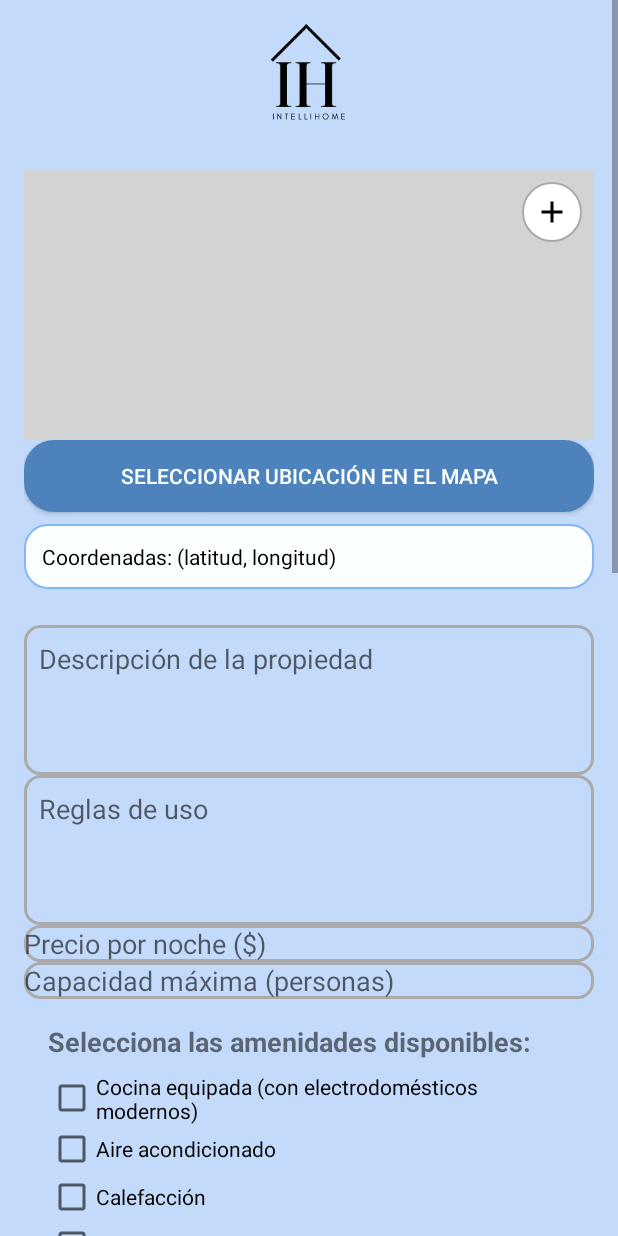
After one commit to yaritzaelena/IntelliHome, an Android app: the layout activity_add_house.xml on its own in the app's theme, with its tools: preview values and no code run, on a phone screen of 412 x 824 dp. The commit adds this screen. Run offline under Robolectric (Android 15) with nearby library versions, the phone set to English and light mode, and no system bars.

Commit message:
Registro casa - NO TERMINADO AUN

```diff
--- /dev/null
+++ b/MiPrimerAplicacion/app/src/main/java/com/example/miprimeraplicacion/AddHouseActivity.java
@@ -0,0 +1,135 @@
+package com.example.miprimeraplicacion;
+
+import android.Manifest;
+import android.app.Activity;
+import android.content.Intent;
+import android.content.pm.PackageManager;
+import android.graphics.Bitmap;
+import android.net.Uri;
+import android.os.Bundle;
+import android.provider.MediaStore;
+import android.util.Base64;
+import android.util.Log;
+import android.view.View;
+import android.widget.Button;
+import android.widget.CheckBox;
+import android.widget.EditText;
+import android.widget.ImageButton;
+import android.widget.ImageView;
+import android.widget.TextView;
+import android.widget.Toast;
+import androidx.activity.result.ActivityResultLauncher;
+import androidx.activity.result.contract.ActivityResultContracts;
+import androidx.annotation.Nullable;
+import androidx.appcompat.app.AppCompatActivity;
+import androidx.core.content.ContextCompat;
+import com.bumptech.glide.Glide;
+import java.io.ByteArrayOutputStream;
+import java.io.IOException;
+
+public class AddHouseActivity extends AppCompatActivity {
+
+    private ImageView imagePreview;
+    private ImageButton buttonAddPhoto;
+    private Button buttonOpenMap, buttonRegister;
+    private TextView textViewCoordinates;
+    private Bitmap housePhotoBitmap;
+
+    @Override
+    protected void onCreate(Bundle savedInstanceState) {
+        super.onCreate(savedInstanceState);
+        setContentView(R.layout.activity_add_house);
+
+        // Inicializar elementos
+
+        buttonAddPhoto = findViewById(R.id.buttonAddPhoto);
+        buttonOpenMap = findViewById(R.id.buttonOpenMap);
+        buttonRegister = findViewById(R.id.buttonRegister);
+        textViewCoordinates = findViewById(R.id.textViewCoordinates);
+
+        // Botón para seleccionar imagen
+        buttonAddPhoto.setOnClickListener(v -> showPhotoOptions());
+
+        // Botón para seleccionar ubicación en el mapa
+        buttonOpenMap.setOnClickListener(v -> {
+            Intent mapIntent = new Intent(AddHouseActivity.this, MapActivity.class);
+            startActivityForResult(mapIntent, 1);
+        });
+
+        // Botón para registrar la casa
+        buttonRegister.setOnClickListener(v -> registerHouse());
+    }
+
+    @Override
+    protected void onActivityResult(int requestCode, int resultCode, @Nullable Intent data) {
+        super.onActivityResult(requestCode, resultCode, data);
+        if (requestCode == 1 && resultCode == RESULT_OK) {
+            double latitude = data.getDoubleExtra("latitude", 0);
+            double longitude = data.getDoubleExtra("longitude", 0);
+            textViewCoordinates.setText("Coordenadas: " + latitude + ", " + longitude);
+        }
+    }
+
+    private void showPhotoOptions() {
+        Intent galleryIntent = new Intent(Intent.ACTION_PICK, MediaStore.Images.Media.EXTERNAL_CONTENT_URI);
+        galleryLauncher.launch(galleryIntent);
+    }
+
+    private final ActivityResultLauncher<Intent> galleryLauncher = registerForActivityResult(
+            new ActivityResultContracts.StartActivityForResult(),
+            result -> {
+                if (result.getResultCode() == Activity.RESULT_OK && result.getData() != null) {
+                    Uri selectedImage = result.getData().getData();
+                    Glide.with(this).load(selectedImage).into(imagePreview);
+                    try {
+                        housePhotoBitmap = MediaStore.Images.Media.getBitmap(this.getContentResolver(), selectedImage);
+                    } catch (IOException e) {
+                        e.printStackTrace();
+                    }
+                }
+            }
+    );
+
+    private void registerHouse() {
+        EditText editTextDescription = findViewById(R.id.editTextDescription);
+        EditText editTextRules = findViewById(R.id.editTextRules);
+        EditText editTextPrice = findViewById(R.id.editTextPrice);
+        EditText editTextCapacity = findViewById(R.id.editTextCapacity);
+
+        String description = editTextDescription.getText().toString().trim();
+        String rules = editTextRules.getText().toString().trim();
+        String price = editTextPrice.getText().toString().trim();
+        String capacity = editTextCapacity.getText().toString().trim();
+        String location = textViewCoordinates.getText().toString().trim();
+        String housePhotoBase64 = housePhotoBitmap != null ? encodeToBase64(housePhotoBitmap) : "";
+
+        if (description.isEmpty() || rules.isEmpty() || price.isEmpty() || capacity.isEmpty() || location.isEmpty()) {
+            Toast.makeText(this, "Por favor, completa todos los campos.", Toast.LENGTH_SHORT).show();
+            return;
+        }
+
+        // Enviar los datos de la casa al servidor
+        MainActivity.sendHouseData(description, rules, price, capacity, location, housePhotoBase64,
+                new MainActivity.RegisterResponseCallback() {
+                    @Override
+                    public void onSuccess(String response) {
+                        runOnUiThread(() -> {
+                            Toast.makeText(AddHouseActivity.this, "Casa registrada exitosamente", Toast.LENGTH_SHORT).show();
+                            finish();
+                        });
+                    }
+
+                    @Override
+                    public void onError(String error) {
+                        runOnUiThread(() -> Toast.makeText(AddHouseActivity.this, "Error: " + error, Toast.LENGTH_SHORT).show());
+                    }
+                });
+    }
+
+    private String encodeToBase64(Bitmap image) {
+        ByteArrayOutputStream byteArrayOutputStream = new ByteArrayOutputStream();
+        image.compress(Bitmap.CompressFormat.PNG, 50, byteArrayOutputStream);
+        byte[] byteArray = byteArrayOutputStream.toByteArray();
+        return Base64.encodeToString(byteArray, Base64.DEFAULT);
+    }
+}
--- a/MiPrimerAplicacion/app/src/main/java/com/example/miprimeraplicacion/MainActivity.java
+++ b/MiPrimerAplicacion/app/src/main/java/com/example/miprimeraplicacion/MainActivity.java
@@ -189,7 +189,53 @@ public class MainActivity extends AppCompatActivity {
             }
         }).start();
     }
+    public static void sendHouseData(String description, String rules, String price, String capacity, String location, String housePhotoBase64, RegisterResponseCallback callback) {
+        new Thread(() -> {
+            try {
+                if (socket == null || socket.isClosed()) {
+                    callback.onError("Socket no inicializado o cerrado.");
+                    return;
+                }
 
+                // Construir el JSON con los datos de la casa
+                JSONObject json = new JSONObject();
+                json.put("action", "addHouse");
+                json.put("description", description);
+                json.put("rules", rules);
+                json.put("price", price);
+                json.put("capacity", capacity);
+                json.put("location", location);
+                json.put("housePhotoBase64", housePhotoBase64);
+
+                String houseDataMessage = json.toString();
+                out.println(houseDataMessage);
+                out.flush();
+                System.out.println("LOG: Datos de la casa enviados: " + houseDataMessage);
+
+                // Recibir la respuesta del servidor
+                BufferedReader reader = new BufferedReader(new InputStreamReader(socket.getInputStream()));
+                String response = reader.readLine();
+
+                if (response != null) {
+                    System.out.println("LOG: Respuesta recibida: " + response);
+
+                    JSONObject jsonResponse = new JSONObject(response);
+                    boolean status = jsonResponse.optBoolean("status", false);
+                    String message = jsonResponse.optString("message", "Sin mensaje");
+
+                    if (status) {
+                        callback.onSuccess(message);
+                    } else {
+                        callback.onError(message);
+                    }
+                } else {
+                    callback.onError("No se recibió respuesta del servidor.");
+                }
+            } catch (Exception e) {
+                callback.onError("Error: " + e.getMessage());
+            }
+        }).start();
+    }
 
 
     public interface LoginResponseCallback {
--- /dev/null
+++ b/MiPrimerAplicacion/app/src/main/res/drawable/border_rectangle.xml
@@ -0,0 +1,6 @@
+<?xml version="1.0" encoding="utf-8"?>
+<shape xmlns:android="http://schemas.android.com/apk/res/android" android:shape="rectangle">
+    <solid android:color="@android:color/transparent"/>
+    <stroke android:width="2dp" android:color="@android:color/darker_gray"/>
+    <corners android:radius="10dp"/>
+</shape>
--- /dev/null
+++ b/MiPrimerAplicacion/app/src/main/res/drawable/circle_button.xml
@@ -0,0 +1,5 @@
+<?xml version="1.0" encoding="utf-8"?>
+<shape xmlns:android="http://schemas.android.com/apk/res/android" android:shape="oval">
+    <solid android:color="@android:color/white"/>
+    <stroke android:width="1dp" android:color="@android:color/darker_gray"/>
+</shape>
--- /dev/null
+++ b/MiPrimerAplicacion/app/src/main/res/drawable/ic_add.xml
@@ -0,0 +1,10 @@
+<?xml version="1.0" encoding="utf-8"?>
+<vector xmlns:android="http://schemas.android.com/apk/res/android"
+    android:width="24dp"
+    android:height="24dp"
+    android:viewportWidth="24"
+    android:viewportHeight="24">
+    <path
+        android:fillColor="#000000"
+        android:pathData="M19,13h-6v6h-2v-6H5v-2h6V5h2v6h6v2z"/>
+</vector>
--- /dev/null
+++ b/MiPrimerAplicacion/app/src/main/res/layout/activity_add_house.xml
@@ -0,0 +1,296 @@
+<?xml version="1.0" encoding="utf-8"?>
+<ScrollView xmlns:android="http://schemas.android.com/apk/res/android"
+    android:layout_width="match_parent"
+    android:layout_height="match_parent"
+    android:background="@color/background_color">
+
+    <LinearLayout
+        android:layout_width="match_parent"
+        android:layout_height="wrap_content"
+        android:orientation="vertical"
+        android:padding="16dp">
+
+        <!-- Logo -->
+        <ImageView
+            android:layout_width="132dp"
+            android:layout_height="81dp"
+            android:layout_gravity="center"
+            android:contentDescription="Logo"
+            android:src="@mipmap/logotrans" />
+
+        <!-- Imagen destacada con botón (+) para añadir fotos -->
+        <RelativeLayout
+            android:layout_width="match_parent"
+            android:layout_height="180dp"
+            android:layout_marginTop="16dp">
+
+            <View
+                android:layout_width="match_parent"
+                android:layout_height="match_parent"
+                android:background="@color/light_gray" />
+
+            <androidx.viewpager2.widget.ViewPager2
+                android:id="@+id/viewPagerImages"
+                android:layout_width="match_parent"
+                android:layout_height="match_parent"
+                android:clipChildren="false"
+                android:clipToPadding="false"
+                android:padding="10dp" />
+
+            <ImageButton
+                android:id="@+id/buttonAddPhoto"
+                android:layout_width="40dp"
+                android:layout_height="40dp"
+                android:layout_alignParentEnd="true"
+                android:layout_margin="8dp"
+                android:background="@drawable/circle_button"
+                android:src="@drawable/ic_add"
+                android:contentDescription="Agregar Foto"/>
+        </RelativeLayout>
+
+        <!-- Ubicación -->
+        <LinearLayout
+            android:layout_width="match_parent"
+            android:layout_height="wrap_content"
+            android:layout_marginBottom="16dp"
+            android:orientation="vertical">
+
+            <!-- Botón para abrir el mapa -->
+            <Button
+                android:id="@+id/buttonOpenMap"
+                android:layout_width="match_parent"
+                android:layout_height="wrap_content"
+                android:layout_marginBottom="8dp"
+                android:background="@drawable/rounded_button"
+                android:text="Seleccionar ubicación en el mapa"
+                android:textColor="@color/white" />
+
+            <!-- Texto para mostrar la dirección o coordenadas -->
+            <TextView
+                android:id="@+id/textViewCoordinates"
+                android:layout_width="match_parent"
+                android:layout_height="wrap_content"
+                android:layout_marginBottom="8dp"
+                android:background="@drawable/rounded_edittext"
+                android:padding="12dp"
+                android:text="Coordenadas: (latitud, longitud)"
+                android:textColor="@color/text_color" />
+        </LinearLayout>
+
+
+        <!-- Características -->
+        <EditText
+            android:id="@+id/editTextDescription"
+            android:layout_width="match_parent"
+            android:layout_height="100dp"
+            android:hint="Descripción de la propiedad"
+            android:gravity="top"
+            android:background="@drawable/border_rectangle"
+            android:padding="10dp"/>
+
+        <!-- Reglas de uso -->
+        <EditText
+            android:id="@+id/editTextRules"
+            android:layout_width="match_parent"
+            android:layout_height="100dp"
+            android:hint="Reglas de uso"
+            android:gravity="top"
+            android:background="@drawable/border_rectangle"
+            android:padding="10dp"/>
+
+        <!-- Precio por noche -->
+        <EditText
+            android:id="@+id/editTextPrice"
+            android:layout_width="match_parent"
+            android:layout_height="wrap_content"
+            android:hint="Precio por noche ($)"
+            android:inputType="numberDecimal"
+            android:background="@drawable/border_rectangle"/>
+
+        <!-- Capacidad -->
+        <EditText
+            android:id="@+id/editTextCapacity"
+            android:layout_width="match_parent"
+            android:layout_height="wrap_content"
+            android:hint="Capacidad máxima (personas)"
+            android:inputType="number"
+            android:background="@drawable/border_rectangle"/>
+
+        <LinearLayout
+            android:id="@+id/amenitiesSection"
+            android:layout_width="match_parent"
+            android:layout_height="wrap_content"
+            android:orientation="vertical"
+            android:padding="16dp">
+
+            <TextView
+                android:layout_width="wrap_content"
+                android:layout_height="wrap_content"
+                android:text="Selecciona las amenidades disponibles:"
+                android:textSize="18sp"
+                android:textStyle="bold"
+                android:paddingBottom="8dp" />
+
+            <CheckBox android:id="@+id/check_cocina"
+                android:layout_width="wrap_content"
+                android:layout_height="wrap_content"
+                android:text="Cocina equipada (con electrodomésticos modernos)" />
+
+            <CheckBox android:id="@+id/check_aire"
+                android:layout_width="wrap_content"
+                android:layout_height="wrap_content"
+                android:text="Aire acondicionado" />
+
+            <CheckBox android:id="@+id/check_calefaccion"
+                android:layout_width="wrap_content"
+                android:layout_height="wrap_content"
+                android:text="Calefacción" />
+
+            <CheckBox android:id="@+id/check_wifi"
+                android:layout_width="wrap_content"
+                android:layout_height="wrap_content"
+                android:text="Wi-Fi gratuito" />
+
+            <CheckBox android:id="@+id/check_tv"
+                android:layout_width="wrap_content"
+                android:layout_height="wrap_content"
+                android:text="Televisión por cable o satélite" />
+
+            <CheckBox android:id="@+id/check_lavadora"
+                android:layout_width="wrap_content"
+                android:layout_height="wrap_content"
+                android:text="Lavadora y secadora" />
+
+            <CheckBox android:id="@+id/check_piscina"
+                android:layout_width="wrap_content"
+                android:layout_height="wrap_content"
+                android:text="Piscina" />
+
+            <CheckBox android:id="@+id/check_jardin"
+                android:layout_width="wrap_content"
+                android:layout_height="wrap_content"
+                android:text="Jardín o patio" />
+
+            <CheckBox android:id="@+id/check_barbacoa"
+                android:layout_width="wrap_content"
+                android:layout_height="wrap_content"
+                android:text="Barbacoa o parrilla" />
+
+            <CheckBox android:id="@+id/check_terraza"
+                android:layout_width="wrap_content"
+                android:layout_height="wrap_content"
+                android:text="Terraza o balcón" />
+
+            <CheckBox android:id="@+id/check_gimnasio"
+                android:layout_width="wrap_content"
+                android:layout_height="wrap_content"
+                android:text="Gimnasio en casa" />
+
+            <CheckBox android:id="@+id/check_garaje"
+                android:layout_width="wrap_content"
+                android:layout_height="wrap_content"
+                android:text="Garaje o espacio de estacionamiento" />
+
+            <CheckBox android:id="@+id/check_seguridad"
+                android:layout_width="wrap_content"
+                android:layout_height="wrap_content"
+                android:text="Sistema de seguridad" />
+
+            <CheckBox android:id="@+id/check_habitaciones_bano"
+                android:layout_width="wrap_content"
+                android:layout_height="wrap_content"
+                android:text="Habitaciones con baño en suite" />
+
+            <CheckBox android:id="@+id/check_muebles_exterior"
+                android:layout_width="wrap_content"
+                android:layout_height="wrap_content"
+                android:text="Muebles de exterior" />
+
+            <CheckBox android:id="@+id/check_microondas"
+                android:layout_width="wrap_content"
+                android:layout_height="wrap_content"
+                android:text="Microondas" />
+
+            <CheckBox android:id="@+id/check_lavavajillas"
+                android:layout_width="wrap_content"
+                android:layout_height="wrap_content"
+                android:text="Lavavajillas" />
+
+            <CheckBox android:id="@+id/check_cafetera"
+                android:layout_width="wrap_content"
+                android:layout_height="wrap_content"
+                android:text="Cafetera" />
+
+            <CheckBox android:id="@+id/check_ropa_cama"
+                android:layout_width="wrap_content"
+                android:layout_height="wrap_content"
+                android:text="Ropa de cama y toallas incluidas" />
+
+            <CheckBox android:id="@+id/check_acceso_areas"
+                android:layout_width="wrap_content"
+                android:layout_height="wrap_content"
+                android:text="Acceso a áreas comunes (piscina, gimnasio)" />
+
+            <CheckBox android:id="@+id/check_camas_extra"
+                android:layout_width="wrap_content"
+                android:layout_height="wrap_content"
+                android:text="Camas adicionales o sofá cama" />
+
+            <CheckBox android:id="@+id/check_servicio_limpieza"
+                android:layout_width="wrap_content"
+                android:layout_height="wrap_content"
+                android:text="Servicios de limpieza opcionales" />
+
+            <CheckBox android:id="@+id/check_transporte_publico"
+                android:layout_width="wrap_content"
+                android:layout_height="wrap_content"
+                android:text="Acceso a transporte público cercano" />
+
+            <CheckBox android:id="@+id/check_mascotas"
+                android:layout_width="wrap_content"
+                android:layout_height="wrap_content"
+                android:text="Mascotas permitidas" />
+
+            <CheckBox android:id="@+id/check_tiendas"
+                android:layout_width="wrap_content"
+                android:layout_height="wrap_content"
+                android:text="Cercanía a tiendas y restaurantes" />
+
+            <CheckBox android:id="@+id/check_suelo_radiantes"
+                android:layout_width="wrap_content"
+                android:layout_height="wrap_content"
+                android:text="Sistema de calefacción por suelo radiante" />
+
+            <CheckBox android:id="@+id/check_escritorio"
+                android:layout_width="wrap_content"
+                android:layout_height="wrap_content"
+                android:text="Escritorio o área de trabajo" />
+
+            <CheckBox android:id="@+id/check_entretenimiento"
+                android:layout_width="wrap_content"
+                android:layout_height="wrap_content"
+                android:text="Sistemas de entretenimiento (videojuegos, equipo de música)" />
+
+            <CheckBox android:id="@+id/check_chimenea"
+                android:layout_width="wrap_content"
+                android:layout_height="wrap_content"
+                android:text="Chimenea" />
+
+            <CheckBox android:id="@+id/check_internet"
+                android:layout_width="wrap_content"
+                android:layout_height="wrap_content"
+                android:text="Acceso a internet de alta velocidad" />
+
+        </LinearLayout>
+        <Button
+            android:id="@+id/buttonRegister"
+            android:layout_width="match_parent"
+            android:layout_height="wrap_content"
+            android:text="Registrar mi casa"
+            android:background="@drawable/rounded_button"
+            android:textColor="@color/white"
+            android:layout_marginTop="16dp" />
+    </LinearLayout>
+
+
+</ScrollView>
--- /dev/null
+++ b/MiPrimerAplicacion/app/src/main/res/layout/item_image.xml
@@ -0,0 +1,13 @@
+<?xml version="1.0" encoding="utf-8"?>
+<FrameLayout xmlns:android="http://schemas.android.com/apk/res/android"
+    android:layout_width="match_parent"
+    android:layout_height="match_parent">
+
+    <ImageView
+        android:id="@+id/imageViewItem"
+        android:layout_width="match_parent"
+        android:layout_height="match_parent"
+        android:scaleType="centerCrop"
+        android:background="@drawable/border_rectangle"
+        android:contentDescription="Imagen de la casa"/>
+</FrameLayout>
--- a/MiPrimerAplicacion/app/src/main/res/values/colors.xml
+++ b/MiPrimerAplicacion/app/src/main/res/values/colors.xml
@@ -9,8 +9,7 @@
     <color name="primary_color">#005187</color>    <!-- Color principal -->
     <color name="text_color">#000000</color>       <!-- Texto general -->
     <color name="hint_color">#84b6f4</color>       <!-- Texto de sugerencia -->
-
-
+    <color name="light_gray">#D3D3D3</color>
     <color name="purple_200">#005187</color>
     <color name="purple_500">#4d82bc</color>
     <color name="purple_700">#84b6f4</color>
```
